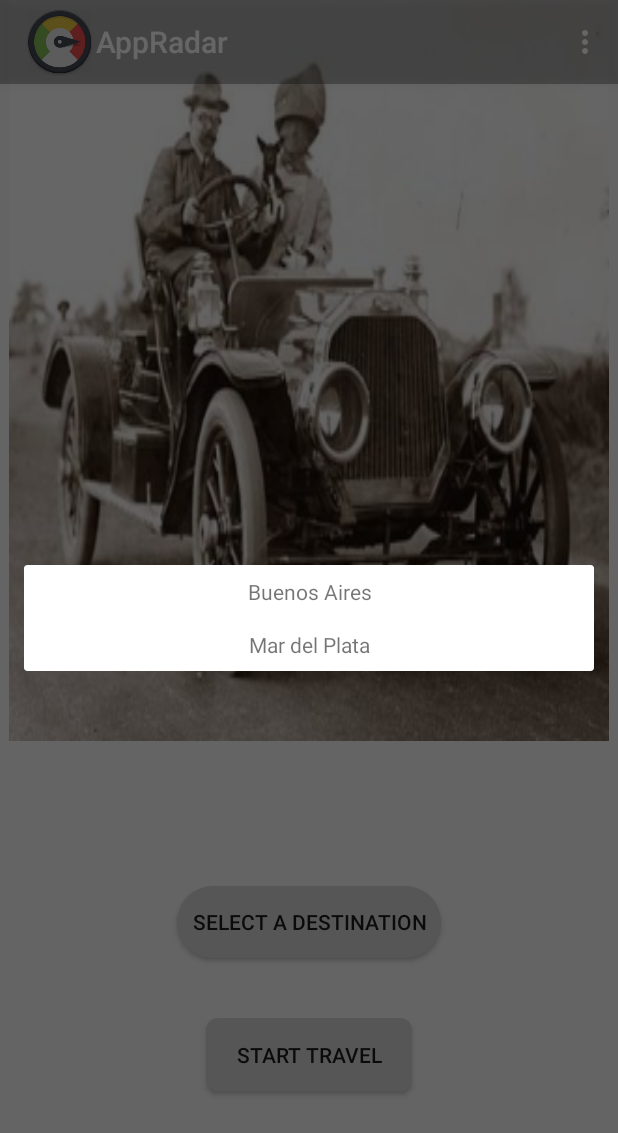
After one commit to juancruzgs/AppRadar, an Android app: the fragment DestinationsDialog placed in its activity, on a phone screen of 412 x 824 dp. The commit adds this screen. Shown: the top 1133 px of the screen. Run offline under Robolectric (Android 15) with nearby library versions, the phone set to English and light mode, and no system bars.

Commit message:
Added Destinations dialog (working 100%)

```diff
--- /dev/null
+++ b/app/src/main/java/com/mobilemakers/juansoler/appradar/DestinationsAdapter.java
@@ -0,0 +1,57 @@
+package com.mobilemakers.juansoler.appradar;
+
+import android.content.Context;
+import android.view.LayoutInflater;
+import android.view.View;
+import android.view.ViewGroup;
+import android.widget.ArrayAdapter;
+import android.widget.TextView;
+
+import java.util.ArrayList;
+
+public class DestinationsAdapter extends ArrayAdapter<String> {
+
+    Context mContext;
+    ArrayList<String> mDestinations;
+
+    public class ViewHolder {
+        public final TextView textViewDestination;
+
+        public ViewHolder(View view) {
+            textViewDestination = (TextView) view.findViewById(R.id.textView_destination);
+        }
+    }
+
+    public DestinationsAdapter(Context context, ArrayList<String> destinations) {
+        super(context, R.layout.destinations_list_item, destinations);
+        mContext = context;
+        mDestinations = destinations;
+    }
+
+    @Override
+    public View getView(int position, View convertView, ViewGroup parent) {
+        View rowView;
+        rowView = reuseOrGenerateRowView(convertView, parent);
+        displayContentInRowView(position, rowView);
+        return rowView;
+    }
+
+    private void displayContentInRowView(final int position, View rowView) {
+        ViewHolder viewHolder = (ViewHolder) rowView.getTag();
+        viewHolder.textViewDestination.setText(mDestinations.get(position));
+    }
+
+    private View reuseOrGenerateRowView(View convertView, ViewGroup parent) {
+        View rowView;
+        if (convertView != null) {
+            rowView = convertView;
+        } else {
+            LayoutInflater inflater = (LayoutInflater) mContext.getSystemService(Context.LAYOUT_INFLATER_SERVICE);
+            rowView = inflater.inflate(R.layout.destinations_list_item, parent, false);
+            ViewHolder viewHolder = new ViewHolder(rowView);
+            rowView.setTag(viewHolder);
+        }
+        return rowView;
+    }
+
+}
--- /dev/null
+++ b/app/src/main/java/com/mobilemakers/juansoler/appradar/DestinationsDialog.java
@@ -0,0 +1,48 @@
+package com.mobilemakers.juansoler.appradar;
+
+import android.os.Bundle;
+import android.support.v4.app.DialogFragment;
+import android.view.LayoutInflater;
+import android.view.View;
+import android.view.ViewGroup;
+import android.widget.AdapterView;
+import android.widget.ListView;
+import java.util.ArrayList;
+
+public class DestinationsDialog extends DialogFragment {
+
+    public interface DestinationDialogListener {
+        void onFinishDialog(String Destination);
+    }
+
+    DestinationsAdapter mAdapter;
+    ArrayList<String> mDestinationsList = new ArrayList<>();
+
+    public DestinationsDialog() {
+    }
+
+    @Override
+    public View onCreateView(LayoutInflater inflater, ViewGroup container,
+                             Bundle savedInstanceState) {
+        View rootView = inflater.inflate(R.layout.destinations_dialog, container);
+        getDialog().setTitle("Select destination...");
+        ListView listView = (ListView) rootView.findViewById(R.id.listView_destinations);
+        mDestinationsList.add("Buenos Aires");
+        mDestinationsList.add("Mar del Plata");
+        mAdapter = new DestinationsAdapter(getActivity(), mDestinationsList);
+        listView.setAdapter(mAdapter);
+        listView.setOnItemClickListener(new AdapterView.OnItemClickListener() {
+            @Override
+            public void onItemClick(AdapterView<?> parent, View view, int position, long id) {
+                dismissDialog(position);
+            }
+        });
+        return rootView;
+    }
+
+    public void dismissDialog(int position){
+        DestinationDialogListener activity = (DestinationDialogListener) getFragmentManager().findFragmentById(R.id.container);
+        activity.onFinishDialog(mDestinationsList.get(position));
+        this.dismiss();
+    }
+}
--- a/app/src/main/java/com/mobilemakers/juansoler/appradar/StartScreenFragment.java
+++ b/app/src/main/java/com/mobilemakers/juansoler/appradar/StartScreenFragment.java
@@ -5,6 +5,7 @@ import android.graphics.Color;
 import android.graphics.drawable.ColorDrawable;
 import android.os.Bundle;
 import android.support.v4.app.Fragment;
+import android.support.v4.app.FragmentManager;
 import android.support.v7.app.ActionBar;
 import android.view.LayoutInflater;
 import android.view.Menu;
@@ -15,9 +16,9 @@ import android.view.animation.Animation;
 import android.view.animation.ScaleAnimation;
 import android.widget.Button;
 
-public class StartScreenFragment extends Fragment {
+public class StartScreenFragment extends Fragment implements DestinationsDialog.DestinationDialogListener {
 
-    Button mButton;
+    Button mButtonSetDestination;
 
     public StartScreenFragment() {
     }
@@ -26,7 +27,20 @@ public class StartScreenFragment extends Fragment {
     public View onCreateView(LayoutInflater inflater, ViewGroup container,
                              Bundle savedInstanceState) {
         View rootView = inflater.inflate(R.layout.fragment_start_screen, container, false);
+        mButtonSetDestination = (Button)rootView.findViewById(R.id.button_select_desntination);
+        mButtonSetDestination.setOnClickListener(new View.OnClickListener() {
+            @Override
+            public void onClick(View v) {
+                FragmentManager fm = getFragmentManager();
+                DestinationsDialog destinationsDialog = new DestinationsDialog();
+                destinationsDialog.show(fm, "destinations_dialog");
+            }
+        });
         return rootView;
     }
 
+    @Override
+    public void onFinishDialog(String destination) {
+        mButtonSetDestination.setText(destination);
+    }
 }
--- /dev/null
+++ b/app/src/main/res/layout/destinations_dialog.xml
@@ -0,0 +1,15 @@
+<?xml version="1.0" encoding="utf-8"?>
+<LinearLayout xmlns:android="http://schemas.android.com/apk/res/android"
+    android:layout_width="match_parent"
+    android:layout_height="match_parent"
+    android:orientation="vertical"
+    android:gravity="center">
+
+    <ListView
+        android:layout_width="match_parent"
+        android:layout_height="wrap_content"
+        android:id="@+id/listView_destinations">
+
+        </ListView>
+
+</LinearLayout>
--- /dev/null
+++ b/app/src/main/res/layout/destinations_list_item.xml
@@ -0,0 +1,9 @@
+<?xml version="1.0" encoding="utf-8"?>
+<TextView xmlns:android="http://schemas.android.com/apk/res/android"
+    android:layout_width="match_parent"
+    android:layout_height="match_parent"
+    android:gravity="center"
+    android:padding="8dp"
+    android:id="@+id/textView_destination">
+
+</TextView>
--- a/app/src/main/res/values/strings.xml
+++ b/app/src/main/res/values/strings.xml
@@ -7,4 +7,5 @@
     <string name="hello_blank_fragment">Hello blank fragment</string>
     <string name="button_select_destination">Select a destination</string>
     <string name="button_start_travel">Start travel</string>
+    <string name="button_accept_destination">Set destination</string>
 </resources>
```
